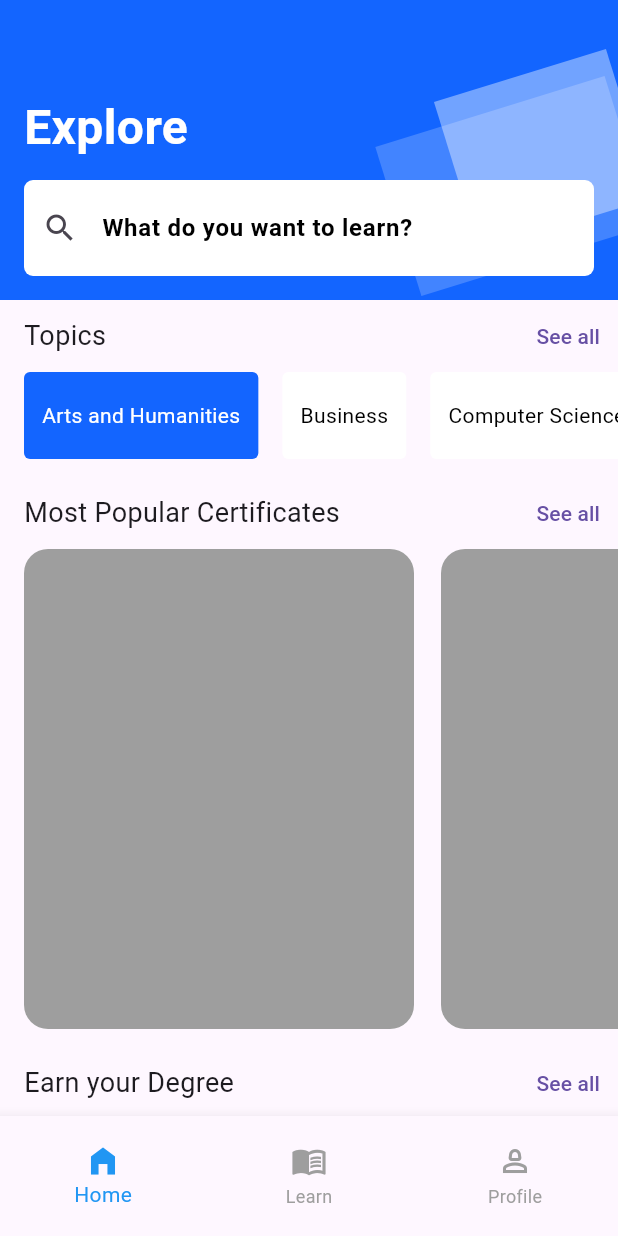
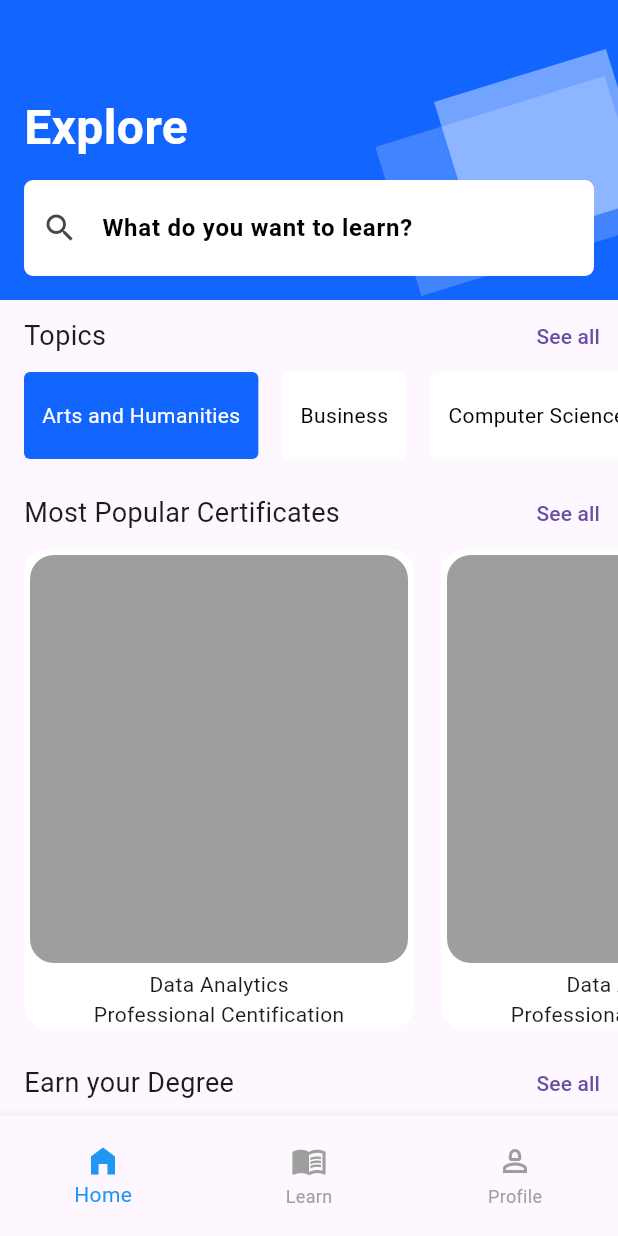
Before and after one commit to JAICHANGPARK/flutter_notebook_chapter_43, a Flutter app: the ELearningHomePage screen opened directly, on a phone screen of 412 x 824 dp. Run offline on Flutter 3.47's test engine with Material 3 defaults, Android fonts, the phone set to English and light mode, and no system bars.

Commit message:
Update e_learning_home_page.dart

```diff
--- a/lib/ep2151_e_learning_app/views/e_learning_home_page.dart
+++ b/lib/ep2151_e_learning_app/views/e_learning_home_page.dart
@@ -206,12 +206,20 @@ class _ELearningHomePageState extends State<ELearningHomePage> {
                               child: Column(
                                 children: [
                                   Expanded(
-                                      child: Container(
-                                    decoration: BoxDecoration(
-                                      color: Colors.grey,
-                                      borderRadius: BorderRadius.circular(16),
+                                    child: Container(
+                                      margin: EdgeInsets.all(4),
+                                      decoration: BoxDecoration(
+                                        color: Colors.grey,
+                                        borderRadius: BorderRadius.circular(16),
+                                      ),
                                     ),
-                                  ))
+                                  ),
+                                  Text(
+                                    "Data Analytics",
+                                  ),
+                                  Text(
+                                    "Professional Centification",
+                                  ),
                                 ],
                               ),
                             );
```
